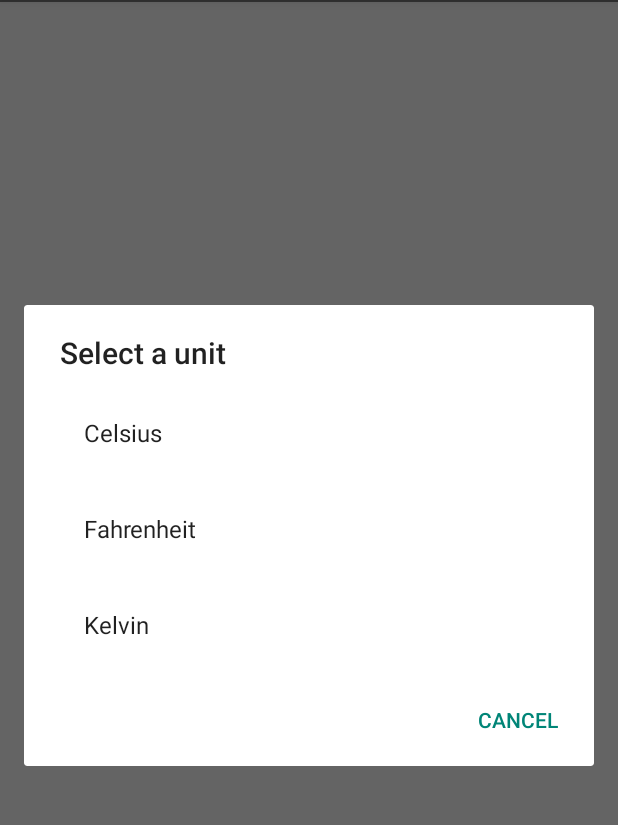
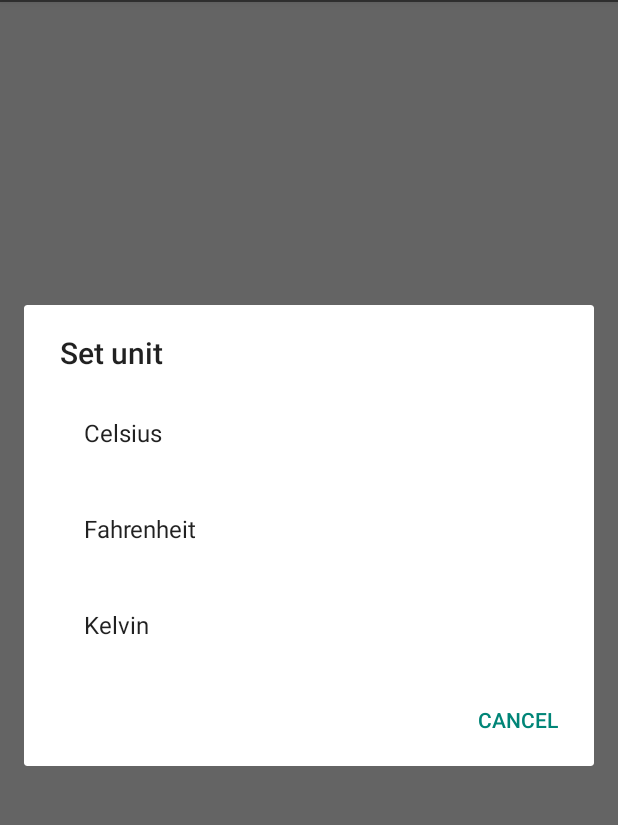
Before and after one commit to tvbarthel/SimpleWeatherForecast, an Android app: the screen it shows after launch (MainActivity), in the options menu, after a tap on "Set Unit", on a phone screen of 412 x 824 dp, the part 82-907 px from its top. Run offline under Robolectric (Android 15) with nearby library versions, the phone set to English and light mode, and no system bars; libraries missing offline, so code that uses them is left out: com.nineoldandroids.view.

Commit message:
Reduce the use of hard coded strings.

```diff
--- a/SimpleWeatherForecast/src/main/java/fr/tvbarthel/apps/simpleweatherforcast/MainActivity.java
+++ b/SimpleWeatherForecast/src/main/java/fr/tvbarthel/apps/simpleweatherforcast/MainActivity.java
@@ -126,12 +126,10 @@ public class MainActivity extends ActionBarActivity implements SharedPreferences
 					}
 				}.execute(lastKnownLocation);
 			} else {
-				//TODO don't use a hardcoded string.
-				makeTextToast("Please enable the access to your location.");
+				makeTextToast(R.string.toast_not_allowed_to_access_location);
 			}
 		} else {
-			//TODO don't use a hard coded string.
-			makeTextToast("Could not refresh weather, no connection available.");
+			makeTextToast(R.string.toast_no_connection_available);
 		}
 	}
 
@@ -155,8 +153,7 @@ public class MainActivity extends ActionBarActivity implements SharedPreferences
 			if (isWeatherOutdated(REFRESH_TIME_MANUAL)) {
 				updateDailyForecast();
 			} else {
-				//TODO don't use hard coded string.
-				makeTextToast("Already up to date.");
+				makeTextToast(R.string.toast_already_up_to_date);
 			}
 			return true;
 		} else if (id == R.id.menu_item_license) {
@@ -174,9 +171,9 @@ public class MainActivity extends ActionBarActivity implements SharedPreferences
 		return super.onOptionsItemSelected(item);
 	}
 
-	private void makeTextToast(String message) {
+	private void makeTextToast(int stringResourceId) {
 		hideToast();
-		mTextToast = Toast.makeText(getApplicationContext(), message, Toast.LENGTH_LONG);
+		mTextToast = Toast.makeText(this, stringResourceId, Toast.LENGTH_LONG);
 		mTextToast.show();
 	}
 
--- a/SimpleWeatherForecast/src/main/java/fr/tvbarthel/apps/simpleweatherforcast/fragments/ForecastFragment.java
+++ b/SimpleWeatherForecast/src/main/java/fr/tvbarthel/apps/simpleweatherforcast/fragments/ForecastFragment.java
@@ -47,10 +47,10 @@ public class ForecastFragment extends Fragment {
 						.setVisibility(View.GONE);
 			}*/
 
-			final String minTemperature = String.valueOf(convertTemperature(dailyForecastModel.getMinTemperature(), temperatureUnit));
-			final String maxTemperature = String.valueOf(convertTemperature(dailyForecastModel.getMaxTemperature(), temperatureUnit));
+			final long minTemperature = convertTemperature(dailyForecastModel.getMinTemperature(), temperatureUnit);
+			final long maxTemperature = convertTemperature(dailyForecastModel.getMaxTemperature(), temperatureUnit);
 
-			((TextView) v.findViewById(R.id.fragment_forecast_min_max)).setText(minTemperature + " ~ " + maxTemperature);
+			((TextView) v.findViewById(R.id.fragment_forecast_min_max)).setText(getString(R.string.forecast_fragment_min_max_temperature, minTemperature, maxTemperature));
 
 			((TextView) v.findViewById(R.id.fragment_forecast_weather_description))
 					.setText(dailyForecastModel.getDescription());
--- a/SimpleWeatherForecast/src/main/java/fr/tvbarthel/apps/simpleweatherforcast/fragments/MoreAppsDialogFragment.java
+++ b/SimpleWeatherForecast/src/main/java/fr/tvbarthel/apps/simpleweatherforcast/fragments/MoreAppsDialogFragment.java
@@ -41,7 +41,7 @@ public class MoreAppsDialogFragment extends DialogFragment {
 
 		}
 
-		dialogBuilder.setView(dialogView).setCancelable(true).setPositiveButton("OK", null);
+		dialogBuilder.setView(dialogView).setCancelable(true).setPositiveButton(R.string.dialog_ok, null);
 
 		return dialogBuilder.create();
 	}
--- a/SimpleWeatherForecast/src/main/java/fr/tvbarthel/apps/simpleweatherforcast/fragments/TemperatureUnitPickerDialogFragment.java
+++ b/SimpleWeatherForecast/src/main/java/fr/tvbarthel/apps/simpleweatherforcast/fragments/TemperatureUnitPickerDialogFragment.java
@@ -8,6 +8,7 @@ import android.support.v4.app.DialogFragment;
 import android.util.Log;
 import android.widget.ArrayAdapter;
 
+import fr.tvbarthel.apps.simpleweatherforcast.R;
 import fr.tvbarthel.apps.simpleweatherforcast.utils.SharedPreferenceUtils;
 
 
@@ -36,8 +37,7 @@ public class TemperatureUnitPickerDialogFragment extends DialogFragment {
 				android.R.layout.simple_expandable_list_item_1, temperatureUnitNames);
 
 		final AlertDialog.Builder builder = new AlertDialog.Builder(getActivity());
-		//TODO don't use a hard coded string
-		builder.setTitle("Select a unit");
+		builder.setTitle(R.string.dialog_temperature_unit_picker_title);
 		builder.setAdapter(temperatureUnitNameAdapter, new DialogInterface.OnClickListener() {
 			@Override
 			public void onClick(DialogInterface dialog, int which) {
@@ -46,8 +46,7 @@ public class TemperatureUnitPickerDialogFragment extends DialogFragment {
 			}
 		});
 		builder.setCancelable(true);
-		//TODO don't use a hard coded string
-		builder.setNegativeButton("Cancel", null);
+		builder.setNegativeButton(R.string.dialog_cancel, null);
 		return builder.create();
 	}
 }
--- a/SimpleWeatherForecast/src/main/res/values/strings.xml
+++ b/SimpleWeatherForecast/src/main/res/values/strings.xml
@@ -19,6 +19,9 @@
     <string name="dialog_more_apps_chase_whisply_app_name">Chase Whisply</string>
     <string name="dialog_more_apps_chase_whisply_package_name">fr.tvbarthel.games.chasewhisply</string>
 
+    <!-- Temperature unit picker dialog fragment -->
+    <string name="dialog_temperature_unit_picker_title">Set unit</string>
+
     <!-- Temperature Units -->
     <string name="temperature_unit_celsius">Celsius</string>
     <string name="temperature_unit_celsius_symbol">°C</string>
@@ -27,8 +30,18 @@
     <string name="temperature_unit_fahrenheit">Fahrenheit</string>
     <string name="temperature_unit_fahrenheit_symbol">°F</string>
 
+    <!-- Forecast Fragment -->
+    <string name="forecast_fragment_min_max_temperature">%1$d ~ %2$d</string>
+
     <!-- OpenWeatherMap API -->
     <string name="url_open_weather_map_api">http://api.openweathermap.org/data/2.5/forecast/daily?units=metric&amp;APPID=c756ce72a59777bd32a5762e12e74057&amp;cnt=14&amp;mode=json&amp;lang=%1$s&amp;lat=%2$f&amp;lon=%3$f</string>
 
+    <!-- dialog fragments -->
     <string name="dialog_ok">OK</string>
+    <string name="dialog_cancel">Cancel</string>
+
+    <!-- Toast messages -->
+    <string name="toast_already_up_to_date">Already up to date.</string>
+    <string name="toast_no_connection_available">Could not refresh weather, no connection available.</string>
+    <string name="toast_not_allowed_to_access_location">Please enable the access to your location.</string>
 </resources>
```
